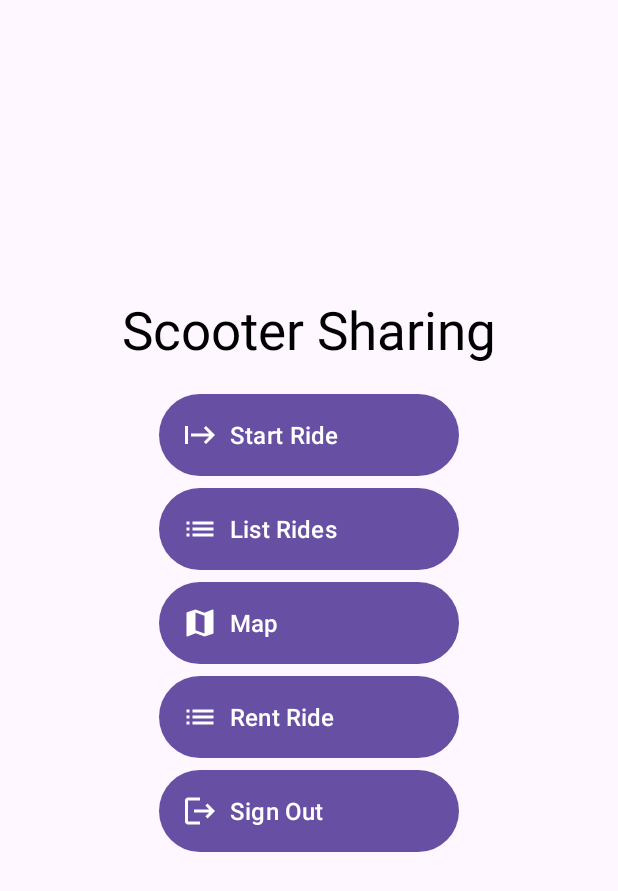
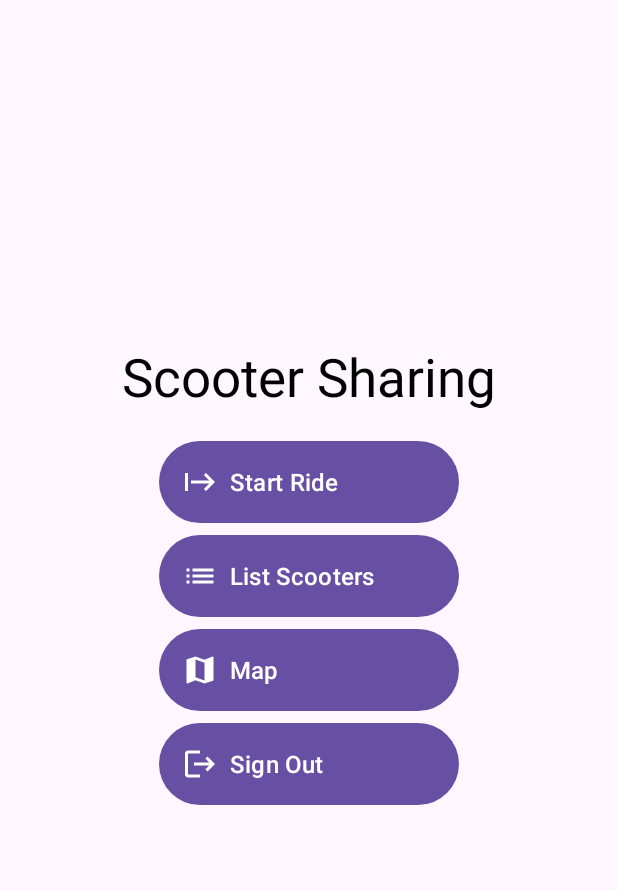
Before and after one commit to COHL7500/ScooterSharing, an Android app: the screen it shows after launch once a user with an empty profile is signed in (MainActivity), on a phone screen of 412 x 824 dp. Shown: the top 891 px of the screen. Run offline under Robolectric (Android 15) with nearby library versions, the phone set to English and light mode, and no system bars; our stand-ins replace Firebase (no records; nobody signed in at launch, a user with empty details on screens opened directly); libraries missing offline, so code that uses them is left out: com.google.mlkit.vision; 1 statement that could not run was skipped.

Commit message:
Updated the main fragment to hide/show buttons

```diff
--- a/app/src/main/java/dk/itu/moapd/scootersharing/base/fragments/MainFragment.kt
+++ b/app/src/main/java/dk/itu/moapd/scootersharing/base/fragments/MainFragment.kt
@@ -80,7 +80,7 @@ class MainFragment : GeoClass() {
         bucket = FirebaseStorage.getInstance().reference
     }
 
-    private val scanQRCodePhoto = registerForActivityResult(CameraContract()) { bitmap ->
+    val scanQRCodePhoto = registerForActivityResult(CameraContract()) { bitmap ->
         bitmap?.let {
             val scanner = BarcodeScanning.getClient(BarcodeScannerOptions.Builder()
                 .setBarcodeFormats(Barcode.FORMAT_QR_CODE)
@@ -141,8 +141,21 @@ class MainFragment : GeoClass() {
     override fun onViewCreated(view: View, savedInstanceState: Bundle?) {
         super.onViewCreated(view, savedInstanceState)
 
+        auth.currentUser?.let { user ->
+            val userRents = database.child("scooters").child("-NUSloF3MzuA_sVhIC0l")
+            userRents.get().addOnCompleteListener {
+                if(it.isSuccessful){
+                    val scooter = it.result.getValue(Scooter::class.java)
+                    if(scooter?.isRented == true) {
+                        binding.startRideButton.visibility = View.GONE
+                        binding.rentedRideButton.visibility = View.VISIBLE
+                    }
+                }
+            }
+        }
+
         binding.startRideButton.setOnClickListener {
-            //Toast.makeText(activity, "Take a picture of Scooter's QR Code!", Toast.LENGTH_SHORT).show()
+            Toast.makeText(activity, "Take a picture of Scooter's QR Code!", Toast.LENGTH_SHORT).show()
             scanQRCodePhoto.launch(Unit)
         }
 
--- a/app/src/main/res/layout/fragment_main.xml
+++ b/app/src/main/res/layout/fragment_main.xml
@@ -35,6 +35,20 @@
         app:iconGravity="textEnd" />
 
     <Button
+        android:id="@+id/rented_ride_button"
+        android:layout_width="200dp"
+        android:layout_height="wrap_content"
+        android:drawableLeft="@drawable/baseline_list_24"
+        android:drawableTint="#FFFFFF"
+        android:padding="15dp"
+        android:text="@string/rented_ride_button"
+        android:textAlignment="textStart"
+        android:textAllCaps="false"
+        android:textColor="@color/white"
+        android:visibility="gone"
+        android:textSize="16sp" />
+
+    <Button
         android:id="@+id/list_rides_button"
         android:layout_width="200dp"
         android:layout_height="wrap_content"
@@ -61,19 +75,6 @@
         android:textSize="16sp" />
 
     <Button
-        android:id="@+id/rented_ride_button"
-        android:layout_width="200dp"
-        android:layout_height="wrap_content"
-        android:drawableLeft="@drawable/baseline_list_24"
-        android:drawableTint="#FFFFFF"
-        android:padding="15dp"
-        android:text="@string/rented_ride_button"
-        android:textAlignment="textStart"
-        android:textAllCaps="false"
-        android:textColor="@color/white"
-        android:textSize="16sp" />
-
-    <Button
         android:id="@+id/sign_out_button"
         android:layout_width="200dp"
         android:layout_height="wrap_content"
--- a/app/src/main/res/values/strings.xml
+++ b/app/src/main/res/values/strings.xml
@@ -6,7 +6,7 @@
     <string name="edit_scooter_name">Enter the scooter name…</string>
     <string name="edit_scooter_location">Enter the location…</string>
     <string name="start_ride_button">Start Ride</string>
-    <string name="list_rides_button">List Rides</string>
+    <string name="list_rides_button">List Scooters</string>
     <string name="sign_out_button">Sign Out</string>
     <string name="alert_title_deleteRides">Delete Ride</string>
     <string name="alert_supporting_text_deleteRides">Are you sure you want to permanently delete ride?</string>
@@ -48,7 +48,7 @@
     <string name="camera_button">Stop Ride</string>
     <string name="qrscan_button">Scan QR-Code</string>
     <string name="create_ride_button">Create Ride</string>
-    <string name="rented_ride_button">Rent Ride</string>
+    <string name="rented_ride_button">Current Ride</string>
     <string name="title_rented_text">Your Current Ride</string>
     <string name="end_ride_button">End Ride</string>
 
```
Also changed, not shown: app/src/main/java/dk/itu/moapd/scootersharing/base/adapters/CustomFirebaseAdapter.kt (+13 -10 lines), app/src/main/java/dk/itu/moapd/scootersharing/base/fragments/ListRidesFragment.kt (+6 -32 lines), app/src/main/java/dk/itu/moapd/scootersharing/base/fragments/RentedRideFragment.kt (+3 -5 lines), app/src/main/java/dk/itu/moapd/scootersharing/base/models/Scooter.kt (+9 -8 lines), app/src/main/java/dk/itu/moapd/scootersharing/base/utils/GeoClass.kt (+24 -19 lines), app/src/main/res/layout/list_rides.xml (+1 -17 lines).
